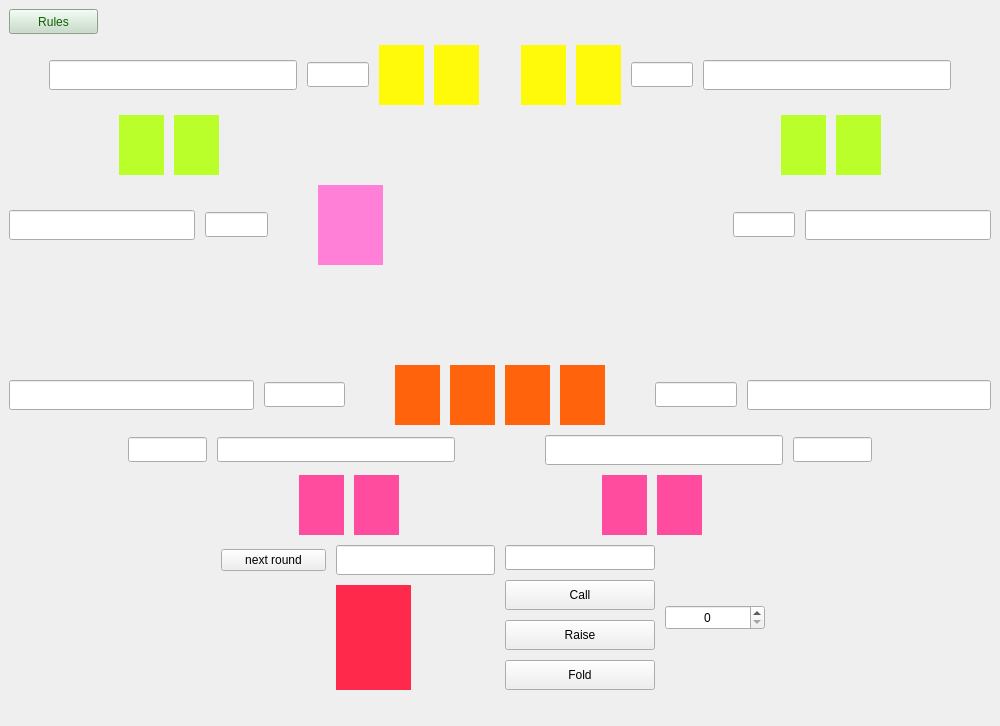
Old version of the form Poker/Visuals/Gamewindow/gamewindow.ui in the repository Cenzito/Poker.
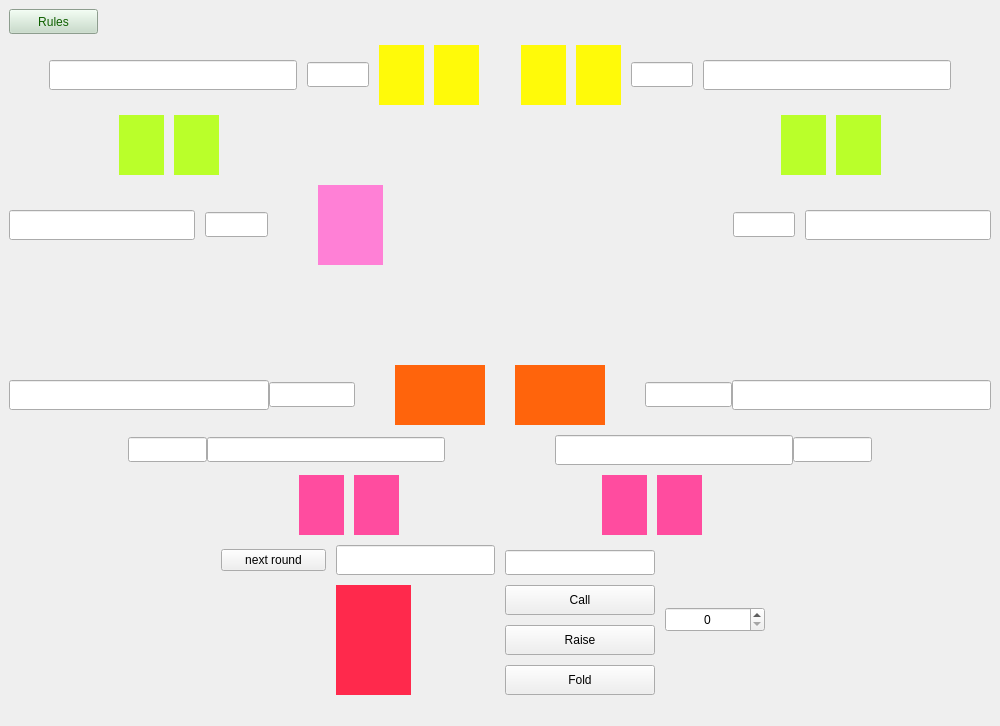
New version of the form. Icons and pictures are not drawn.

Patch:
```diff
--- a/Poker/Visuals/Gamewindow/gamewindow.ui
+++ b/Poker/Visuals/Gamewindow/gamewindow.ui
@@ -113,32 +113,32 @@
         </property>
        </spacer>
       </item>
-      <item>
-       <widget class="QLineEdit" name="line_bet1">
-        <property name="minimumSize">
-         <size>
-          <width>110</width>
-          <height>30</height>
-         </size>
-        </property>
-        <property name="maximumSize">
-         <size>
-          <width>16777215</width>
-          <height>30</height>
-         </size>
-        </property>
-        <property name="alignment">
-         <set>Qt::AlignCenter</set>
-        </property>
-        <property name="readOnly">
-         <bool>true</bool>
-        </property>
-       </widget>
-      </item>
       <item>
        <widget class="QLineEdit" name="line_player1">
         <property name="minimumSize">
          <size>
+          <width>110</width>
+          <height>30</height>
+         </size>
+        </property>
+        <property name="maximumSize">
+         <size>
+          <width>16777215</width>
+          <height>30</height>
+         </size>
+        </property>
+        <property name="alignment">
+         <set>Qt::AlignCenter</set>
+        </property>
+        <property name="readOnly">
+         <bool>true</bool>
+        </property>
+       </widget>
+      </item>
+      <item>
+       <widget class="QLineEdit" name="line_bet1">
+        <property name="minimumSize">
+         <size>
           <width>50</width>
           <height>25</height>
          </size>
@@ -690,6 +690,9 @@
     </item>
     <item>
      <layout class="QGridLayout" name="gridLayout_2" rowstretch="0,0" columnstretch="0,0,0,0">
+      <property name="horizontalSpacing">
+       <number>30</number>
+      </property>
       <property name="verticalSpacing">
        <number>10</number>
       </property>
@@ -1238,6 +1241,9 @@
           <property name="spacing">
            <number>10</number>
           </property>
+          <property name="topMargin">
+           <number>5</number>
+          </property>
           <item>
            <widget class="QLineEdit" name="cumulative_bet_line">
             <property name="minimumSize">
```
